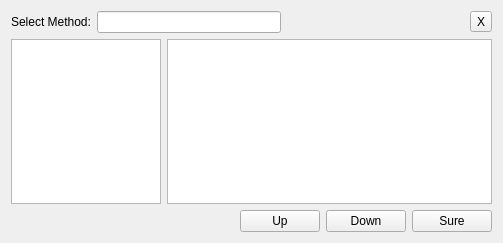
The window that tank/qmethodform.ui (photonlili/Tank) describes before a commit, drawn with Qt 5.
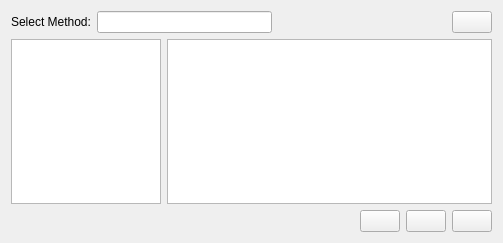
The same window after the commit. Custom widgets are drawn as their Qt base class.

What changed in the file:
```diff
--- a/tank/qmethodform.ui
+++ b/tank/qmethodform.ui
@@ -72,9 +72,9 @@
        </spacer>
       </item>
       <item>
-       <widget class="QToolButton" name="btnClose">
+       <widget class="QCPushButton" name="btnClose">
         <property name="text">
-         <string>X</string>
+         <string/>
         </property>
        </widget>
       </item>
@@ -156,21 +156,21 @@
       <item>
        <widget class="QCPushButton" name="btn_up">
         <property name="text">
-         <string>Up</string>
+         <string/>
         </property>
        </widget>
       </item>
       <item>
        <widget class="QCPushButton" name="btn_down">
         <property name="text">
-         <string>Down</string>
+         <string/>
         </property>
        </widget>
       </item>
       <item>
        <widget class="QCPushButton" name="btn_sure">
         <property name="text">
-         <string>Sure</string>
+         <string/>
         </property>
        </widget>
       </item>
```
